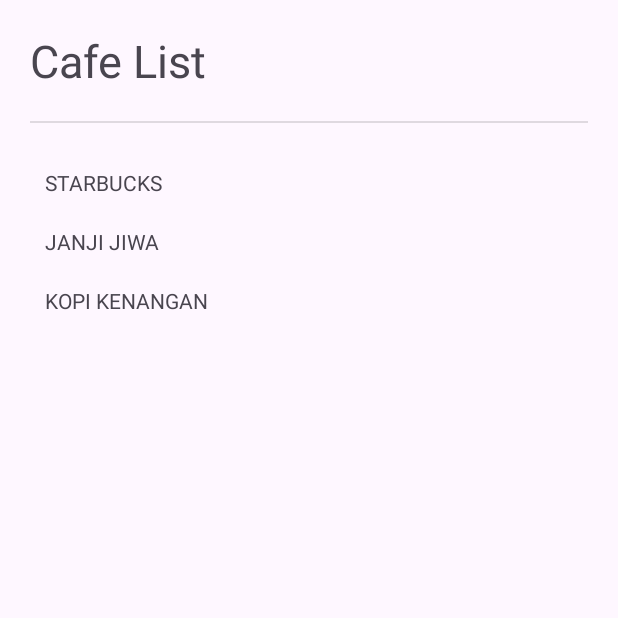
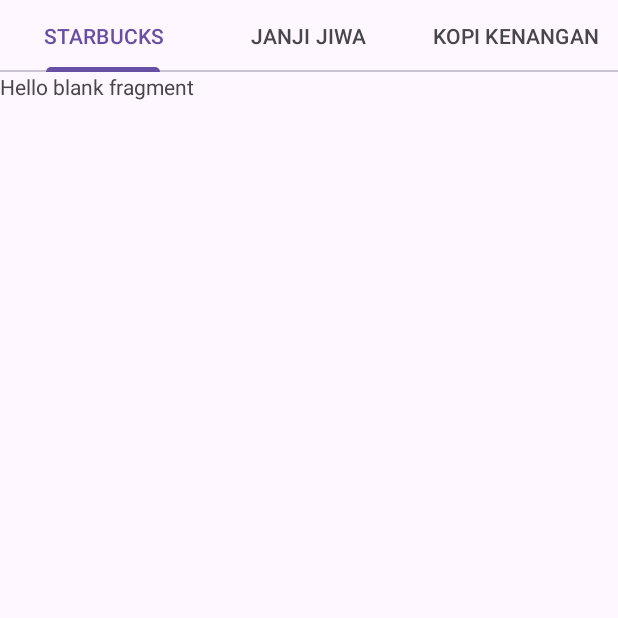
Before and after one commit to cancrll1305/LAB_WEEK_04, an Android app: the fragment CafeFragment shown on its own in the app's theme, on a phone screen of 412 x 824 dp, the top half of it. Run offline under Robolectric (Android 15) with nearby library versions, the phone set to English and light mode, and no system bars.

```diff
--- a/app/build.gradle.kts
+++ b/app/build.gradle.kts
@@ -36,6 +36,7 @@ android {
 }
 
 dependencies {
+    implementation("androidx.viewpager2:viewpager2:1.0.0")
     implementation("androidx.navigation:navigation-fragment-ktx:2.5.3")
     implementation("androidx.navigation:navigation-ui-ktx:2.5.3")
     implementation(libs.androidx.core.ktx)
--- /dev/null
+++ b/app/src/main/java/com/example/lab_week_04/CafeAdapter.kt
@@ -0,0 +1,23 @@
+package com.example.lab_week_04
+import androidx.fragment.app.Fragment
+import androidx.fragment.app.FragmentManager
+import androidx.lifecycle.Lifecycle
+import androidx.viewpager2.adapter.FragmentStateAdapter
+
+
+val TABS_FIXED = listOf(
+    R.string.starbucks_title,
+    R.string.janjijiwa_title,
+    R.string.kopikenangan_title,
+)
+class CafeAdapter(fragmentManager: FragmentManager, lifecycle: Lifecycle) :
+    FragmentStateAdapter(fragmentManager, lifecycle) {
+
+    override fun getItemCount(): Int {
+        return TABS_FIXED.size
+    }
+
+    override fun createFragment(position: Int): Fragment {
+        return CafeDetailFragment()
+    }
+}
--- /dev/null
+++ b/app/src/main/java/com/example/lab_week_04/CafeDetailFragment.kt
@@ -0,0 +1,59 @@
+package com.example.lab_week_04
+
+import android.os.Bundle
+import androidx.fragment.app.Fragment
+import android.view.LayoutInflater
+import android.view.View
+import android.view.ViewGroup
+
+// TODO: Rename parameter arguments, choose names that match
+// the fragment initialization parameters, e.g. ARG_ITEM_NUMBER
+private const val ARG_PARAM1 = "param1"
+private const val ARG_PARAM2 = "param2"
+
+/**
+ * A simple [Fragment] subclass.
+ * Use the [CafeDetailFragment.newInstance] factory method to
+ * create an instance of this fragment.
+ */
+class CafeDetailFragment : Fragment() {
+    // TODO: Rename and change types of parameters
+    private var param1: String? = null
+    private var param2: String? = null
+
+    override fun onCreate(savedInstanceState: Bundle?) {
+        super.onCreate(savedInstanceState)
+        arguments?.let {
+            param1 = it.getString(ARG_PARAM1)
+            param2 = it.getString(ARG_PARAM2)
+        }
+    }
+
+    override fun onCreateView(
+        inflater: LayoutInflater, container: ViewGroup?,
+        savedInstanceState: Bundle?
+    ): View? {
+        // Inflate the layout for this fragment
+        return inflater.inflate(R.layout.fragment_cafe_detail, container, false)
+    }
+
+    companion object {
+        /**
+         * Use this factory method to create a new instance of
+         * this fragment using the provided parameters.
+         *
+         * @param param1 Parameter 1.
+         * @param param2 Parameter 2.
+         * @return A new instance of fragment CafeDetailFragment.
+         */
+        // TODO: Rename and change types and number of parameters
+        @JvmStatic
+        fun newInstance(param1: String, param2: String) =
+            CafeDetailFragment().apply {
+                arguments = Bundle().apply {
+                    putString(ARG_PARAM1, param1)
+                    putString(ARG_PARAM2, param2)
+                }
+            }
+    }
+}
--- a/app/src/main/java/com/example/lab_week_04/CafeFragment.kt
+++ b/app/src/main/java/com/example/lab_week_04/CafeFragment.kt
@@ -1,59 +1,39 @@
 package com.example.lab_week_04
 
 import android.os.Bundle
-import androidx.fragment.app.Fragment
 import android.view.LayoutInflater
 import android.view.View
 import android.view.ViewGroup
+import androidx.fragment.app.Fragment
+import androidx.viewpager2.widget.ViewPager2
+import com.google.android.material.tabs.TabLayout
+import com.google.android.material.tabs.TabLayoutMediator
 
-// TODO: Rename parameter arguments, choose names that match
-// the fragment initialization parameters, e.g. ARG_ITEM_NUMBER
-private const val ARG_PARAM1 = "param1"
-private const val ARG_PARAM2 = "param2"
-
-/**
- * A simple [Fragment] subclass.
- * Use the [CafeFragment.newInstance] factory method to
- * create an instance of this fragment.
- */
 class CafeFragment : Fragment() {
-    // TODO: Rename and change types of parameters
-    private var param1: String? = null
-    private var param2: String? = null
 
     override fun onCreate(savedInstanceState: Bundle?) {
         super.onCreate(savedInstanceState)
-        arguments?.let {
-            param1 = it.getString(ARG_PARAM1)
-            param2 = it.getString(ARG_PARAM2)
-        }
     }
 
     override fun onCreateView(
         inflater: LayoutInflater, container: ViewGroup?,
         savedInstanceState: Bundle?
     ): View? {
-        // Inflate the layout for this fragment
+
         return inflater.inflate(R.layout.fragment_cafe, container, false)
     }
 
-    companion object {
-        /**
-         * Use this factory method to create a new instance of
-         * this fragment using the provided parameters.
-         *
-         * @param param1 Parameter 1.
-         * @param param2 Parameter 2.
-         * @return A new instance of fragment CafeFragment.
-         */
-        // TODO: Rename and change types and number of parameters
-        @JvmStatic
-        fun newInstance(param1: String, param2: String) =
-            CafeFragment().apply {
-                arguments = Bundle().apply {
-                    putString(ARG_PARAM1, param1)
-                    putString(ARG_PARAM2, param2)
-                }
-            }
+    override fun onViewCreated(view: View, savedInstanceState: Bundle?) {
+        super.onViewCreated(view, savedInstanceState)
+
+        val viewPager = view.findViewById<ViewPager2>(R.id.view_pager)
+        val tabLayout = view.findViewById<TabLayout>(R.id.tab_layout)
+
+        val adapter = CafeAdapter(childFragmentManager, lifecycle)
+        viewPager.adapter = adapter
+
+        TabLayoutMediator(tabLayout, viewPager) { tab, position ->
+            tab.text = resources.getString(TABS_FIXED[position])
+        }.attach()
     }
 }
--- a/app/src/main/res/layout/fragment_cafe.xml
+++ b/app/src/main/res/layout/fragment_cafe.xml
@@ -1,41 +1,25 @@
 <?xml version="1.0" encoding="utf-8"?>
-<ScrollView xmlns:android="http://schemas.android.com/apk/res/android"
-    xmlns:tools="http://schemas.android.com/tools"
+<androidx.constraintlayout.widget.ConstraintLayout
+    xmlns:android="http://schemas.android.com/apk/res/android"
+    xmlns:app="http://schemas.android.com/apk/res-auto"
     android:layout_width="match_parent"
-    android:layout_height="match_parent"
-    tools:context=".CafeFragment"
-    android:padding="20dp">
-    <LinearLayout
+    android:layout_height="match_parent">
+
+    <com.google.android.material.tabs.TabLayout
+        android:id="@+id/tab_layout"
         android:layout_width="match_parent"
         android:layout_height="wrap_content"
-        android:orientation="vertical">
-        <TextView
-            android:layout_width="match_parent"
-            android:layout_height="wrap_content"
-            android:textSize="30sp"
-            android:text="@string/cafe_list"/>
-        <View
-            android:layout_width="match_parent"
-            android:layout_height="1dp"
-            android:layout_marginVertical="20dp"
-            android:background="?android:attr/dividerVertical" />
-        <TextView
-            android:id="@+id/affogato"
-            android:layout_width="match_parent"
-            android:layout_height="wrap_content"
-            android:padding="10dp"
-            android:text="@string/starbucks_title"/>
-        <TextView
-            android:id="@+id/americano"
-            android:layout_width="match_parent"
-            android:layout_height="wrap_content"
-            android:padding="10dp"
-            android:text="@string/janjijiwa_title"/>
-        <TextView
-            android:id="@+id/latte"
-            android:layout_width="match_parent"
-            android:layout_height="wrap_content"
-            android:padding="10dp"
-            android:text="@string/kopikenangan_title"/>
-    </LinearLayout>
-</ScrollView>
+        app:tabMode="fixed"
+        app:layout_constraintTop_toTopOf="parent"
+        app:layout_constraintStart_toStartOf="parent"
+        app:layout_constraintEnd_toEndOf="parent"/>
+
+    <androidx.viewpager2.widget.ViewPager2
+        android:id="@+id/view_pager"
+        android:layout_width="0dp"
+        android:layout_height="0dp"
+        app:layout_constraintTop_toBottomOf="@id/tab_layout"
+        app:layout_constraintStart_toStartOf="parent"
+        app:layout_constraintEnd_toEndOf="parent"
+        app:layout_constraintBottom_toBottomOf="parent"/>
+</androidx.constraintlayout.widget.ConstraintLayout>
--- /dev/null
+++ b/app/src/main/res/layout/fragment_cafe_detail.xml
@@ -0,0 +1,14 @@
+<?xml version="1.0" encoding="utf-8"?>
+<FrameLayout xmlns:android="http://schemas.android.com/apk/res/android"
+    xmlns:tools="http://schemas.android.com/tools"
+    android:layout_width="match_parent"
+    android:layout_height="match_parent"
+    tools:context=".CafeDetailFragment">
+
+    <!-- TODO: Update blank fragment layout -->
+    <TextView
+        android:layout_width="match_parent"
+        android:layout_height="match_parent"
+        android:text="@string/hello_blank_fragment" />
+
+</FrameLayout>
--- a/app/src/main/res/navigation/nav_graph.xml
+++ b/app/src/main/res/navigation/nav_graph.xml
@@ -25,7 +25,7 @@
         android:label="fragment_detail"
         tools:layout="@layout/fragment_detail" />
     <fragment
-        android:id="@+id/cafeFragment2"
+        android:id="@+id/cafeFragment"
         android:name="com.example.lab_week_04.CafeFragment"
         android:label="fragment_cafe"
         tools:layout="@layout/fragment_cafe" />
```
